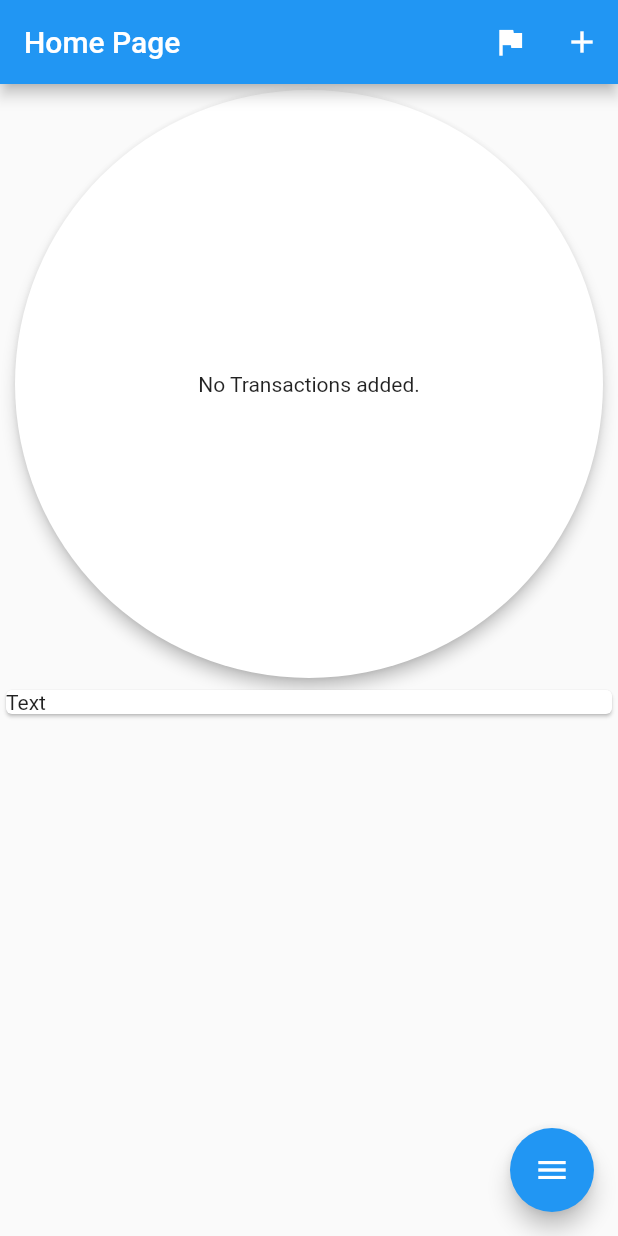
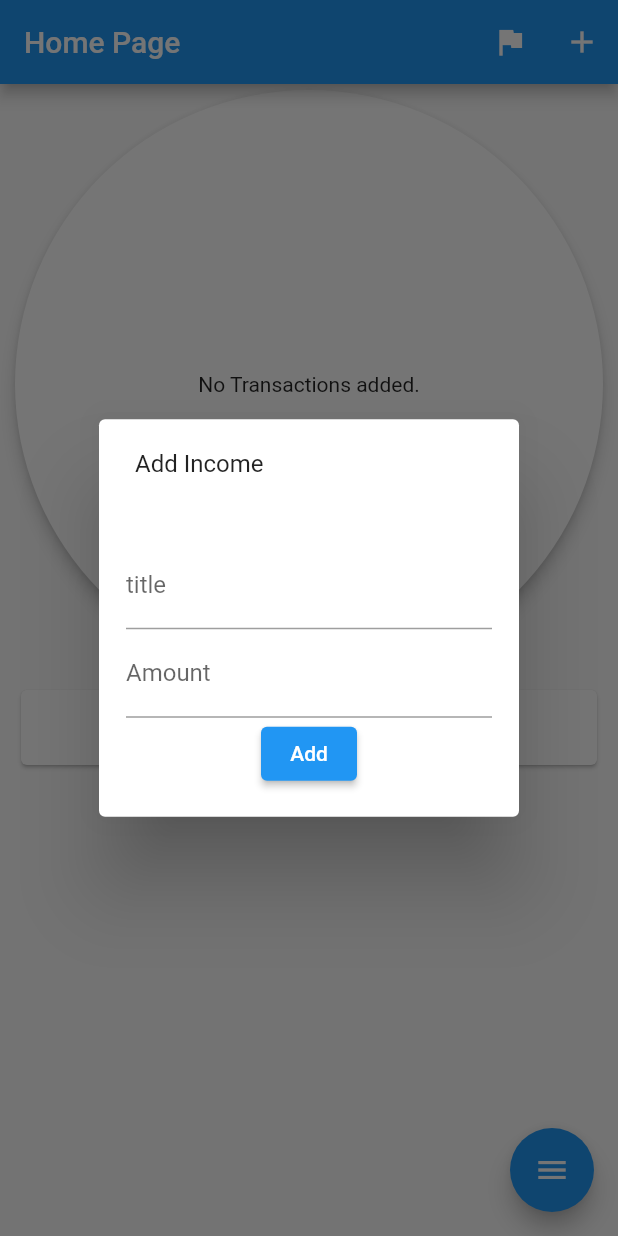
Before and after one commit to Rizaou/expense-planner, a Flutter app: the screen it shows after launch, after a tap on the "flag" icon, on a phone screen of 412 x 824 dp. Run offline on Flutter 3.47's test engine with Material 2 defaults, Android fonts, the phone set to English and light mode, and no system bars; drawn by our look-alikes of flutter_speed_dial, scrollable_positioned_list; our stand-ins replace auto_size_text, sqflite; missing offline and left inert: dart:ffi, graphic; accounts and stored records are empty.

Commit message:
It can delete an expense.

```diff
--- a/lib/database/database_provider_incomes.dart
+++ b/lib/database/database_provider_incomes.dart
@@ -30,11 +30,7 @@ class DBHelperIncomes {
   static Future<void> addData(IncomeModel data) async {
     final db = await DBHelperIncomes._database();
 
-    int val = await db.insert(_TABLE_NAME_INCOME, {
-      'income': data.income,
-      'desc': data.description,
-      'date': data.date.toString(),
-    });
+    int val = await db.insert(_TABLE_NAME_INCOME, data.toJson);
 
     if (val == 0) print('DB Incomes has a error : ' + val.toString());
   }
--- a/lib/models/income_model.dart
+++ b/lib/models/income_model.dart
@@ -1,13 +1,19 @@
 class IncomeModel {
   final int id;
-  String? description = 'yok';
+  String description = '-';
   final double income;
   final DateTime date;
 
   IncomeModel({
     required this.id,
-    this.description,
+    this.description = '-',
     required this.income,
     required this.date,
   });
+
+  Map<String, dynamic> get toJson => {
+        'income': income,
+        'desc': description,
+        'date': date.toString(),
+      };
 }
--- a/lib/providers/expense_provider.dart
+++ b/lib/providers/expense_provider.dart
@@ -64,4 +64,9 @@ class ExpenseProvider with ChangeNotifier {
 
     return sum;
   }
+
+  Future<void> deleteData(int id) async {
+    await DBHelperExpenses.deleteData(id: id);
+    notifyListeners();
+  }
 }
--- a/lib/screens/detailed_screen.dart
+++ b/lib/screens/detailed_screen.dart
@@ -115,6 +115,7 @@ class _DetailedSCreenState extends State<DetailedSCreen> {
                       child: Column(
                           children: expensesData
                               .map((e) => ExpenseCard(
+                                  id: e['id'],
                                   title: e['title'].toString(),
                                   amount: e['amount'],
                                   date: DateTime.now()))
--- a/lib/screens/home_screen.dart
+++ b/lib/screens/home_screen.dart
@@ -1,6 +1,7 @@
 import 'package:gelir_gider/example.dart';
 import 'package:gelir_gider/providers/expense_provider.dart';
 import 'package:gelir_gider/widgets/custom_action_button.dart';
+import 'package:gelir_gider/widgets/dialog_add_income.dart';
 import 'package:gelir_gider/widgets/expense-card.dart';
 import 'package:gelir_gider/widgets/graphic.dart';
 import 'package:gelir_gider/widgets/main_incomes_chart.dart';
@@ -48,7 +49,7 @@ class _HomeScreenState extends State<HomeScreen> {
         actions: [
           IconButton(
               onPressed: () {
-                focus(8);
+                AddIncome().getDialog(context);
               },
               icon: const Icon(Icons.flag)),
           IconButton(
@@ -79,6 +80,7 @@ class _HomeScreenState extends State<HomeScreen> {
                     return MainIncomeChart();
                   } else {
                     var card = ExpenseCard(
+                      id: widget.data[index - 2]['id'],
                       title: widget.data[index - 2]['title'],
                       amount: widget.data[index - 2]['amount'],
                       date: DateTime.parse(widget.data[index - 2]['date']),
--- a/lib/widgets/main_incomes_chart.dart
+++ b/lib/widgets/main_incomes_chart.dart
@@ -1,4 +1,9 @@
 import 'package:flutter/material.dart';
+import 'package:gelir_gider/models/income_model.dart';
+import 'package:gelir_gider/providers/expense_provider.dart';
+import 'package:gelir_gider/providers/income_provider.dart';
+import 'package:provider/provider.dart';
+import 'dart:math';
 
 class MainIncomeChart extends StatefulWidget {
   MainIncomeChart({Key? key}) : super(key: key);
@@ -8,12 +13,72 @@ class MainIncomeChart extends StatefulWidget {
 }
 
 class _MainIncomeChartState extends State<MainIncomeChart> {
+  late double incomes;
+  double expenses = 0;
+
+  Color getColor() {
+    if (expenses == 0 || incomes == 0) {
+      return Colors.white;
+    }
+
+    //* Calculate
+    double ratio = 100 * expenses / incomes;
+    double reduceBlue = 255 * ratio / 100;
+    reduceBlue = 255 - reduceBlue;
+
+    double reduceGreen = reduceBlue / 2;
+
+    print(
+        'ratio : $ratio , 255-ratio  : ${255 - ratio.round()}, /2 : ${(255 - ratio.round()) / 2}');
+    Color cl = Color.fromARGB(255, 255, reduceGreen.round(),
+        reduceBlue.round()); //! decrease blue, green
+    return cl;
+  }
+
   @override
   Widget build(BuildContext context) {
-    return Container(
-      child: Card(
-        child: Text('Text'),
-      ),
+    final incomeProvider = Provider.of<IncomeProvider>(context);
+    final expenseProvider = Provider.of<ExpenseProvider>(context);
+    expenses = expenseProvider.getSumOfExpenses();
+
+    return FutureBuilder(
+      future: incomeProvider.getTotalIncome().then((value) {
+        incomes = value;
+      }),
+      builder: (context, snapshot) {
+        if (snapshot.hasError) {
+          return Container(
+            padding: const EdgeInsets.symmetric(horizontal: 10),
+            width: double.infinity,
+            child: Card(
+              child: Container(
+                height: 50,
+                alignment: Alignment.center,
+                child: Text('ERROR!'),
+                width: double.infinity,
+              ),
+            ),
+          );
+        } else if (snapshot.connectionState == ConnectionState.done) {
+          return Container(
+            padding: const EdgeInsets.symmetric(horizontal: 10),
+            width: double.infinity,
+            child: Card(
+              color: getColor(),
+              child: Container(
+                height: 50,
+                alignment: Alignment.center,
+                child: Text(
+                  '${incomes} / ${expenses}',
+                ),
+                width: double.infinity,
+              ),
+            ),
+          );
+        } else {
+          return Text('wait');
+        }
+      },
     );
   }
 }
```
Also changed, not shown: lib/database/database_provider_expenses.dart (+10 -1 lines), lib/providers/income_provider.dart (+6 -5 lines), lib/widgets/expense-card.dart (+11 -2 lines).
